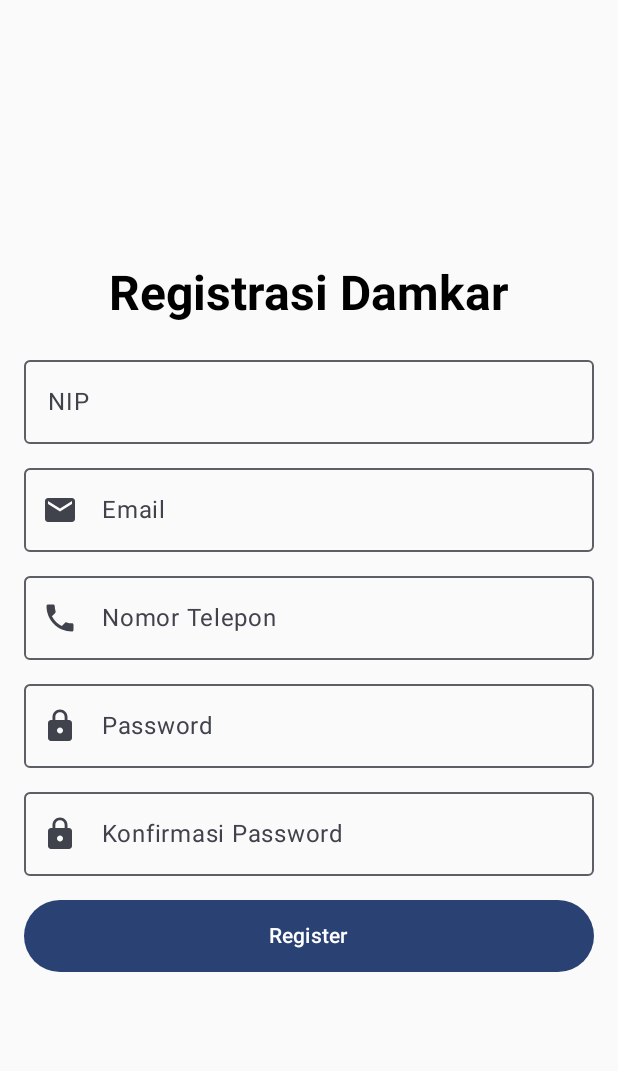
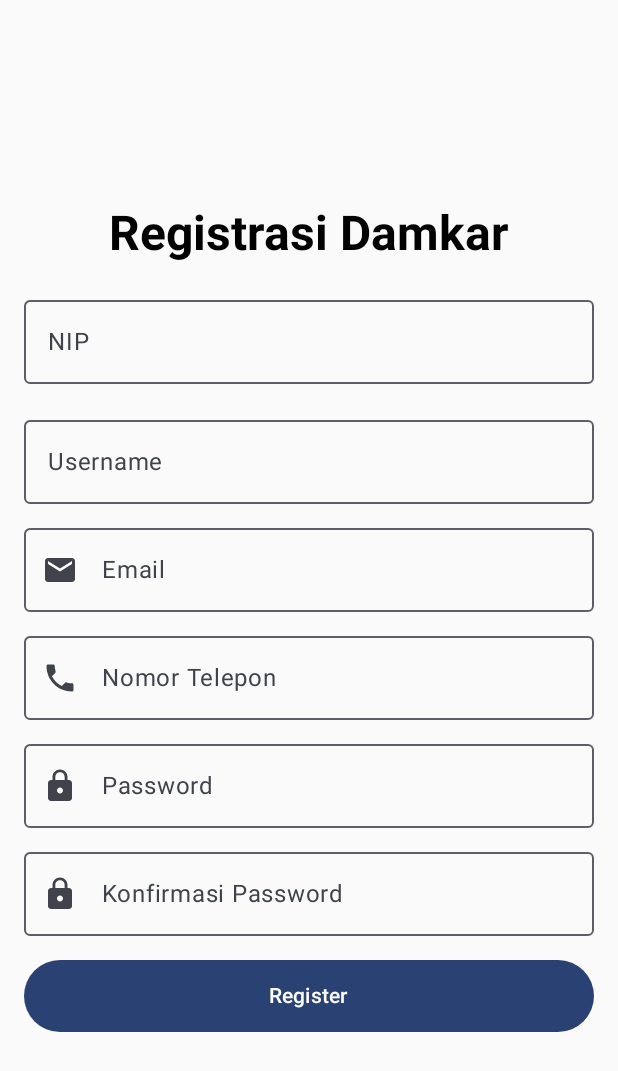
Before and after one commit to PyroApp-Team/pyroApp, an Android app built with Jetpack Compose: the screen it shows after launch (MainActivity), on a phone screen of 412 x 824 dp. Shown: the top 1071 px of the screen. Run offline under Robolectric (Android 15) with nearby library versions, the phone set to English and light mode, and no system bars.

Commit message:
Perbaikan Tampilan

```diff
--- a/app/src/main/java/com/clara0007/pyro/ui/screen/RegistrasiDamkarScreen.kt
+++ b/app/src/main/java/com/clara0007/pyro/ui/screen/RegistrasiDamkarScreen.kt
@@ -59,6 +59,16 @@ fun RegistasiDamkarScreen(onRegister: (String, String, String, String, String) -
             value = nip,
             onValueChange = { nip = it },
             label = { Text("NIP") },
+            modifier = Modifier.fillMaxWidth()
+        )
+
+        Spacer(modifier = Modifier.height(16.dp))
+
+        // Input NIP
+        OutlinedTextField(
+            value = username,
+            onValueChange = { username = it },
+            label = { Text("Username") },
             modifier = Modifier.fillMaxWidth()
         )
 
```
